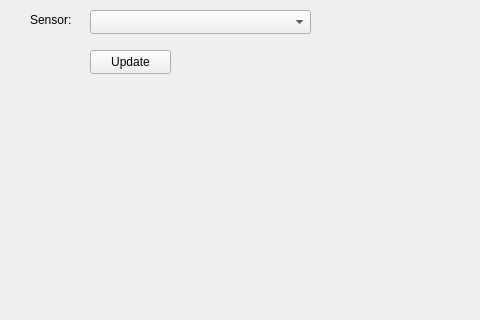
xerano/qt, file SensorCharts/mainwindow.ui: the form before one commit; both pictures show x 0 to 480 and y 0 to 320 of the 800 by 750 pixel window.
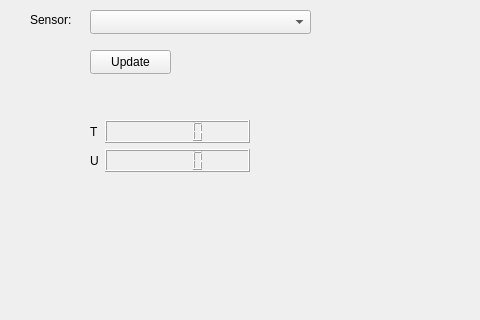
The form after the commit.

Commit message: current values

```diff
--- a/SensorCharts/mainwindow.ui
+++ b/SensorCharts/mainwindow.ui
@@ -75,6 +75,42 @@
      <string>Update</string>
     </property>
    </widget>
+   <widget class="QWidget" name="formLayoutWidget">
+    <property name="geometry">
+     <rect>
+      <x>90</x>
+      <y>120</y>
+      <width>160</width>
+      <height>71</height>
+     </rect>
+    </property>
+    <layout class="QFormLayout" name="formLayout">
+     <item row="0" column="0">
+      <widget class="QLabel" name="label_2">
+       <property name="text">
+        <string>T</string>
+       </property>
+      </widget>
+     </item>
+     <item row="0" column="1">
+      <widget class="QLCDNumber" name="lcdCurrentTemp">
+       <property name="smallDecimalPoint">
+        <bool>false</bool>
+       </property>
+      </widget>
+     </item>
+     <item row="1" column="1">
+      <widget class="QLCDNumber" name="lcdCurrentVCC"/>
+     </item>
+     <item row="1" column="0">
+      <widget class="QLabel" name="label_3">
+       <property name="text">
+        <string>U</string>
+       </property>
+      </widget>
+     </item>
+    </layout>
+   </widget>
   </widget>
   <widget class="QMenuBar" name="menubar">
    <property name="geometry">
```
The commit also changes 3 other files.
